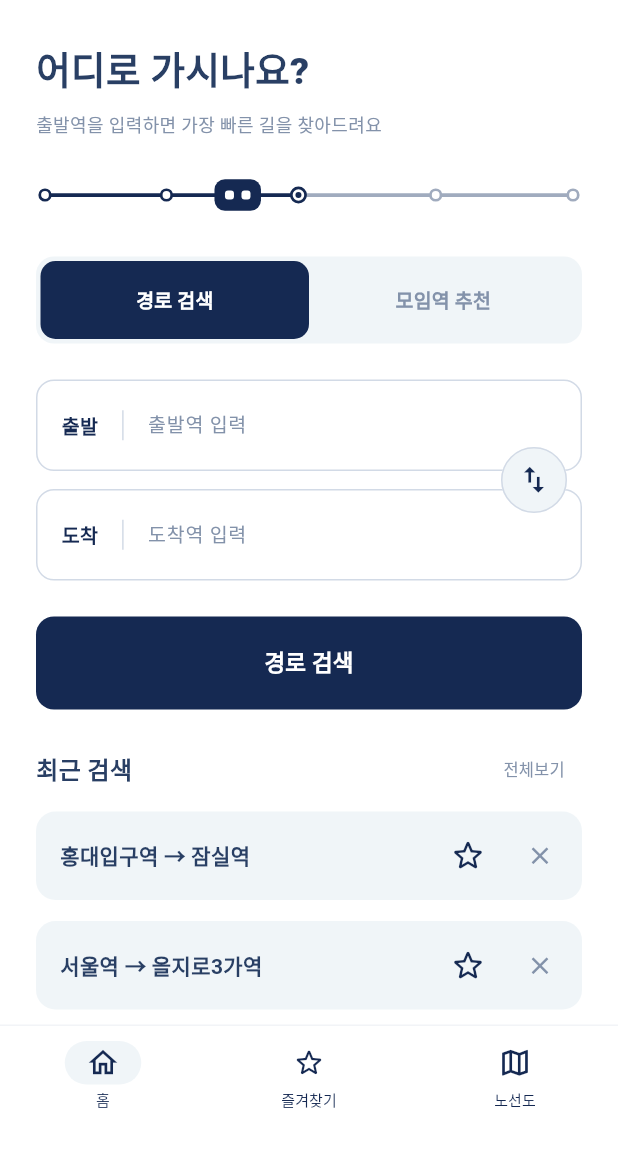
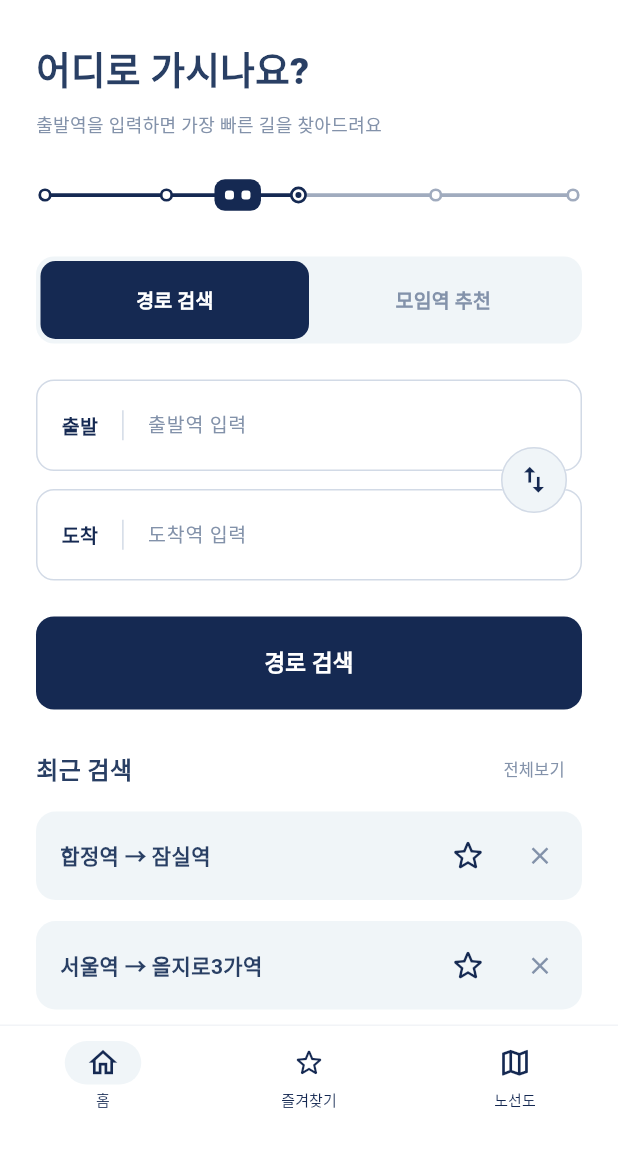
Before and after one commit to leejin727/2026_TeamProject_hanSC, a Flutter app: the screen it shows after launch, on a phone screen of 412 x 824 dp, the part 87-1236 px from its top. Run offline on Flutter 3.47's test engine with Material 3 defaults, Android fonts, the phone set to English and light mode, and no system bars; our stand-ins replace device_preview; statements that could not run were skipped.

Commit message:
feat: 홈 화면 글자 한국어·영어, 최근 검색 예시에서 데이터에 없는 역(홍대입구·수서·안국) 바꿈
Co-Authored-By: Claude Opus 5.5 <noreply@anthropic.com>

```diff
--- a/app/lib/data/recent_routes.dart
+++ b/app/lib/data/recent_routes.dart
@@ -14,15 +14,15 @@ class RecentRoutes {
   // 위쪽일수록 최근 검색한 것으로 가정합니다.
   static final ValueNotifier<List<RecentRoute>> items =
       ValueNotifier<List<RecentRoute>>(const [
-        RecentRoute(departure: '홍대입구역', arrival: '잠실역'),
+        RecentRoute(departure: '합정역', arrival: '잠실역'),
         RecentRoute(departure: '서울역', arrival: '을지로3가역'),
         RecentRoute(departure: '강남역', arrival: '성수역'),
         RecentRoute(departure: '사당역', arrival: '서울역'),
         RecentRoute(departure: '건대입구역', arrival: '왕십리역'),
         RecentRoute(departure: '신도림역', arrival: '여의도역'),
-        RecentRoute(departure: '수서역', arrival: '고속터미널역'),
+        RecentRoute(departure: '사당역', arrival: '고속터미널역'),
         RecentRoute(departure: '노원역', arrival: '동대문역'),
-        RecentRoute(departure: '종로3가역', arrival: '안국역'),
+        RecentRoute(departure: '종로3가역', arrival: '을지로3가역'),
         RecentRoute(departure: '합정역', arrival: '이대역'),
       ]);
 
--- a/app/lib/screens/home_screen.dart
+++ b/app/lib/screens/home_screen.dart
@@ -2,6 +2,7 @@ import 'package:flutter/material.dart';
 
 import '../data/favorite_routes.dart';
 import '../data/recent_routes.dart';
+import '../l10n/strings.dart';
 import 'chat_screen.dart';
 import 'favorites_screen.dart';
 import 'meeting_input_screen.dart';
@@ -23,6 +24,9 @@ class HomeScreen extends StatefulWidget {
 }
 
 class _HomeScreenState extends State<HomeScreen> {
+  /// 화면 글자 (앱 언어가 ko면 한국어, 아니면 영어)
+  Tr get _t => Tr.of(context);
+
   final _departureController = TextEditingController();
   final _arrivalController = TextEditingController();
 
@@ -52,12 +56,12 @@ class _HomeScreenState extends State<HomeScreen> {
     final arrival = _arrivalController.text.trim();
 
     if (departure.isEmpty || arrival.isEmpty) {
-      _showMessage('출발역과 도착역을 모두 입력해 주세요.');
+      _showMessage(_t('home.bothNeeded'));
       return;
     }
 
     if (departure == arrival) {
-      _showMessage('출발역과 도착역을 다르게 입력해 주세요.');
+      _showMessage(_t('home.different'));
       return;
     }
 
@@ -123,18 +127,18 @@ class _HomeScreenState extends State<HomeScreen> {
                       children: [
                         _buildHeader(),
                         const SizedBox(height: 28),
-                        const Text(
-                          '어디로 가시나요?',
-                          style: TextStyle(
+                        Text(
+                          _t('common.whereTo'),
+                          style: const TextStyle(
                             color: _textColor,
                             fontSize: 25,
                             fontWeight: FontWeight.w900,
                           ),
                         ),
                         const SizedBox(height: 8),
-                        const Text(
-                          '출발역을 입력하면 가장 빠른 길을 찾아드려요',
-                          style: TextStyle(
+                        Text(
+                          _t('home.subtitle'),
+                          style: const TextStyle(
                             color: _muted,
                             fontSize: 12,
                             height: 1.5,
@@ -192,7 +196,7 @@ class _HomeScreenState extends State<HomeScreen> {
         // 챗봇 화면으로 들어가는 버튼. 언어 선택 버튼과 같은 모양(흰 바탕, 테두리, 높이 40)
         IconButton(
           onPressed: _openChatScreen,
-          tooltip: '챗봇',
+          tooltip: _t('home.chatbot'),
           style: IconButton.styleFrom(
             backgroundColor: Colors.white,
             foregroundColor: _navy,
@@ -247,11 +251,15 @@ class _HomeScreenState extends State<HomeScreen> {
       child: Row(
         children: [
           Expanded(
-            child: _buildTab(label: '경로 검색', selected: true, onPressed: () {}),
+            child: _buildTab(
+              label: _t('tab.route'),
+              selected: true,
+              onPressed: () {},
+            ),
           ),
           Expanded(
             child: _buildTab(
-              label: '모임역 추천',
+              label: _t('tab.meeting'),
               selected: false,
               onPressed: _openMeetingScreen,
             ),
@@ -293,15 +301,15 @@ class _HomeScreenState extends State<HomeScreen> {
         Column(
           children: [
             _buildStationField(
-              label: '출발',
-              hint: '출발역 입력',
+              label: _t('home.from'),
+              hint: _t('common.departureHint'),
               controller: _departureController,
               inputAction: TextInputAction.next,
             ),
             const SizedBox(height: 12),
             _buildStationField(
-              label: '도착',
-              hint: '도착역 입력',
+              label: _t('home.to'),
+              hint: _t('home.arrivalHint'),
               controller: _arrivalController,
               inputAction: TextInputAction.search,
               onSubmitted: (_) => _searchRoute(),
@@ -312,7 +320,7 @@ class _HomeScreenState extends State<HomeScreen> {
           padding: const EdgeInsets.only(right: 8),
           child: IconButton(
             onPressed: _swapStations,
-            tooltip: '출발역과 도착역 교환',
+            tooltip: _t('home.swap'),
             style: IconButton.styleFrom(
               backgroundColor: _lightBackground,
               foregroundColor: _navy,
@@ -395,9 +403,9 @@ class _HomeScreenState extends State<HomeScreen> {
         minimumSize: const Size(double.infinity, 62),
         shape: RoundedRectangleBorder(borderRadius: BorderRadius.circular(12)),
       ),
-      child: const Text(
-        '경로 검색',
-        style: TextStyle(fontSize: 15, fontWeight: FontWeight.w700),
+      child: Text(
+        _t('home.search'),
+        style: const TextStyle(fontSize: 15, fontWeight: FontWeight.w700),
       ),
     );
   }
@@ -413,9 +421,9 @@ class _HomeScreenState extends State<HomeScreen> {
           children: [
             Row(
               children: [
-                const Text(
-                  '최근 검색',
-                  style: TextStyle(
+                Text(
+                  _t('home.recent'),
+                  style: const TextStyle(
                     color: _textColor,
                     fontSize: 16,
                     fontWeight: FontWeight.w700,
@@ -428,7 +436,10 @@ class _HomeScreenState extends State<HomeScreen> {
                     foregroundColor: _muted,
                     padding: EdgeInsets.zero,
                   ),
-                  child: const Text('전체보기', style: TextStyle(fontSize: 11)),
+                  child: Text(
+                    _t('home.seeAll'),
+                    style: const TextStyle(fontSize: 11),
+                  ),
                 ),
               ],
             ),
@@ -488,7 +499,9 @@ class _HomeScreenState extends State<HomeScreen> {
                 onPressed: () {
                   FavoriteRoutes.toggle(route.departure, route.arrival);
                 },
-                tooltip: isFavorite ? '즐겨찾기 해제' : '즐겨찾기 선택',
+                tooltip: isFavorite
+                    ? _t('common.favoriteRemove')
+                    : _t('common.favoriteAdd'),
                 icon: Icon(
                   isFavorite ? Icons.star_rounded : Icons.star_border_rounded,
                   color: _navy,
@@ -501,7 +514,10 @@ class _HomeScreenState extends State<HomeScreen> {
             onPressed: () {
               RecentRoutes.remove(route.departure, route.arrival);
             },
-            tooltip: '${route.departure} → ${route.arrival} 검색 기록 삭제',
+            tooltip: _t('home.deleteRecent', {
+              'from': route.departure,
+              'to': route.arrival,
+            }),
             icon: const Icon(Icons.close, color: _muted, size: 19),
           ),
           const SizedBox(width: 4),
@@ -518,24 +534,24 @@ class _HomeScreenState extends State<HomeScreen> {
         color: _lightBackground,
         borderRadius: BorderRadius.circular(13),
       ),
-      child: const Column(
+      child: Column(
         children: [
-          Icon(Icons.history, color: _muted, size: 28),
-          SizedBox(height: 10),
+          const Icon(Icons.history, color: _muted, size: 28),
+          const SizedBox(height: 10),
           Text(
-            '최근 검색 기록이 없어요',
+            _t('home.noRecent'),
             textAlign: TextAlign.center,
-            style: TextStyle(
+            style: const TextStyle(
               color: _textColor,
               fontSize: 14,
               fontWeight: FontWeight.w700,
             ),
           ),
-          SizedBox(height: 6),
+          const SizedBox(height: 6),
           Text(
-            '출발역과 도착역을 입력해 경로를 검색해 보세요.',
+            _t('home.noRecentHint'),
             textAlign: TextAlign.center,
-            style: TextStyle(color: _muted, fontSize: 12, height: 1.5),
+            style: const TextStyle(color: _muted, fontSize: 12, height: 1.5),
           ),
         ],
       ),
@@ -564,10 +580,10 @@ class _HomeScreenState extends State<HomeScreen> {
                 children: [
                   Row(
                     children: [
-                      const Expanded(
+                      Expanded(
                         child: Text(
-                          '최근 검색 전체보기',
-                          style: TextStyle(
+                          _t('home.allRecent'),
+                          style: const TextStyle(
                             color: _textColor,
                             fontSize: 20,
                             fontWeight: FontWeight.w900,
@@ -578,15 +594,15 @@ class _HomeScreenState extends State<HomeScreen> {
                         onPressed: () {
                           Navigator.of(sheetContext).pop();
                         },
-                        tooltip: '닫기',
+                        tooltip: _t('common.close'),
                         icon: const Icon(Icons.close, color: _navy),
                       ),
                     ],
                   ),
                   const SizedBox(height: 4),
-                  const Text(
-                    '최신순으로 최대 10개까지 표시돼요.',
-                    style: TextStyle(color: _muted, fontSize: 12),
+                  Text(
+                    _t('home.recentLimit'),
+                    style: const TextStyle(color: _muted, fontSize: 12),
                   ),
                   const SizedBox(height: 16),
                   Expanded(
@@ -633,9 +649,9 @@ class _HomeScreenState extends State<HomeScreen> {
                           ),
                         ),
                         icon: const Icon(Icons.delete_outline, size: 20),
-                        label: const Text(
-                          '최근 검색 전체 삭제',
-                          style: TextStyle(
+                        label: Text(
+                          _t('home.clearRecent'),
+                          style: const TextStyle(
                             fontSize: 14,
                             fontWeight: FontWeight.w700,
                           ),
@@ -644,10 +660,10 @@ class _HomeScreenState extends State<HomeScreen> {
                     },
                   ),
                   const SizedBox(height: 8),
-                  const Text(
-                    '검색 기록만 삭제되며 즐겨찾기는 유지돼요.',
+                  Text(
+                    _t('home.clearRecentNote'),
                     textAlign: TextAlign.center,
-                    style: TextStyle(color: _muted, fontSize: 11),
+                    style: const TextStyle(color: _muted, fontSize: 11),
                   ),
                 ],
               ),
@@ -675,19 +691,19 @@ class _HomeScreenState extends State<HomeScreen> {
       child: Row(
         children: [
           _buildNavigationItem(
-            label: '홈',
+            label: _t('nav.home'),
             icon: Icons.home_outlined,
             selected: true,
             onPressed: () {},
           ),
           _buildNavigationItem(
-            label: '즐겨찾기',
+            label: _t('nav.favorites'),
             icon: Icons.star_border_rounded,
             selected: false,
             onPressed: _openFavoritesScreen,
           ),
           _buildNavigationItem(
-            label: '노선도',
+            label: _t('nav.map'),
             icon: Icons.map_outlined,
             selected: false,
             onPressed: () {
```
Also changed, not shown: 2 other files.
